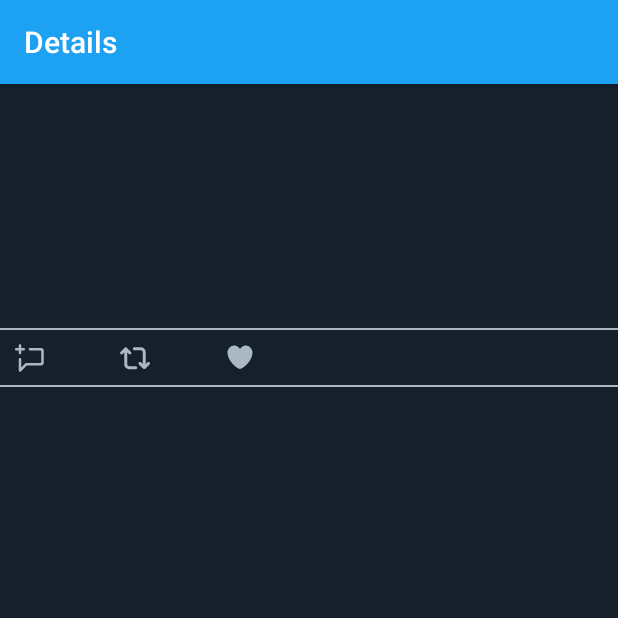
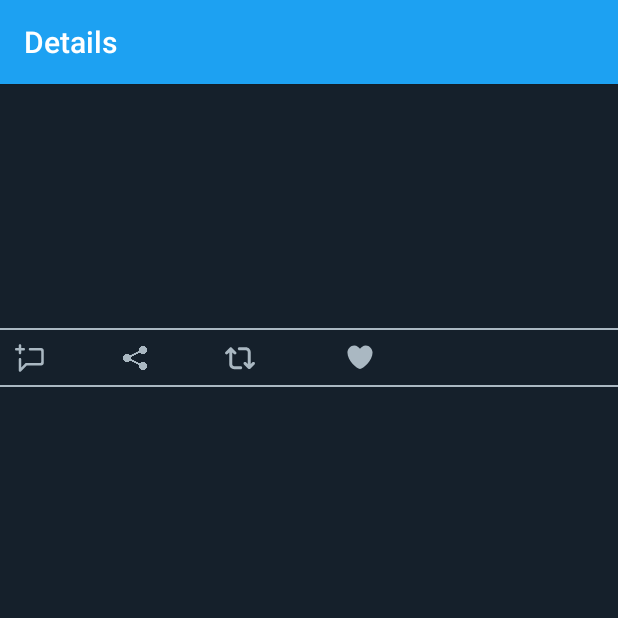
Before and after one commit to mqureshi12/Bleubird, an Android app: the TweetDetailsActivity screen opened directly, with no data from a screen before it, after a tap on an icon or button, on a phone screen of 412 x 824 dp, the top half of it. Run offline under Robolectric (Android 15) with nearby library versions, the phone set to English and light mode, and no system bars; our stand-ins replace Room's generated code; libraries missing offline, so code that uses them is left out: com.codepath.asynchttpclient, com.facebook.stetho, jp.wasabeef.glide, org.parceler; pictures from the network do not load; 11 statements that could not run were skipped.

Commit message:
share button added

```diff
--- a/app/src/main/res/layout/activity_tweet_detail.xml
+++ b/app/src/main/res/layout/activity_tweet_detail.xml
@@ -127,6 +127,19 @@
 
             <!--Aesthetic use only for now, but the like buttons below work, completing the stretch goal-->
             <ImageButton
+                android:id="@+id/btnShare"
+                android:layout_width="20dp"
+                android:layout_height="20dp"
+                android:layout_below="@id/tvLikeCount"
+                android:layout_alignParentStart="true"
+                android:layout_marginStart="80dp"
+                android:layout_marginTop="10dp"
+                android:background="@android:color/transparent"
+                android:scaleType="fitCenter"
+                android:src="@drawable/ic_vector_share1" />
+
+            <!--Aesthetic use only for now, but the like buttons below work, completing the stretch goal-->
+            <ImageButton
                 android:id="@+id/btnReply"
                 android:layout_width="20dp"
                 android:layout_height="20dp"
@@ -145,7 +158,7 @@
                 android:layout_height="20dp"
                 android:layout_below="@id/tvLikeCount"
                 android:layout_alignParentStart="true"
-                android:layout_marginStart="80dp"
+                android:layout_marginStart="150dp"
                 android:layout_marginTop="10dp"
                 android:background="@android:color/transparent"
                 android:scaleType="fitCenter"
@@ -158,7 +171,7 @@
                 android:layout_below="@+id/tvRetweetCount"
                 android:layout_alignParentStart="false"
                 android:layout_alignParentEnd="false"
-                android:layout_marginStart="150dp"
+                android:layout_marginStart="230dp"
                 android:layout_marginTop="10dp"
                 android:layout_marginBottom="10dp"
                 android:background="@android:color/transparent"
@@ -172,7 +185,7 @@
                 android:layout_below="@+id/tvRetweetCount"
                 android:layout_alignParentStart="false"
                 android:layout_alignParentEnd="false"
-                android:layout_marginStart="150dp"
+                android:layout_marginStart="230dp"
                 android:layout_marginTop="10dp"
                 android:layout_marginBottom="10dp"
                 android:background="@android:color/transparent"
```
Also changed, not shown: app/src/main/res/layout/item_tweet.xml (+17 -1 lines), app/src/main/res/drawable-xxhdpi/ic_vector_share1.png (added).
